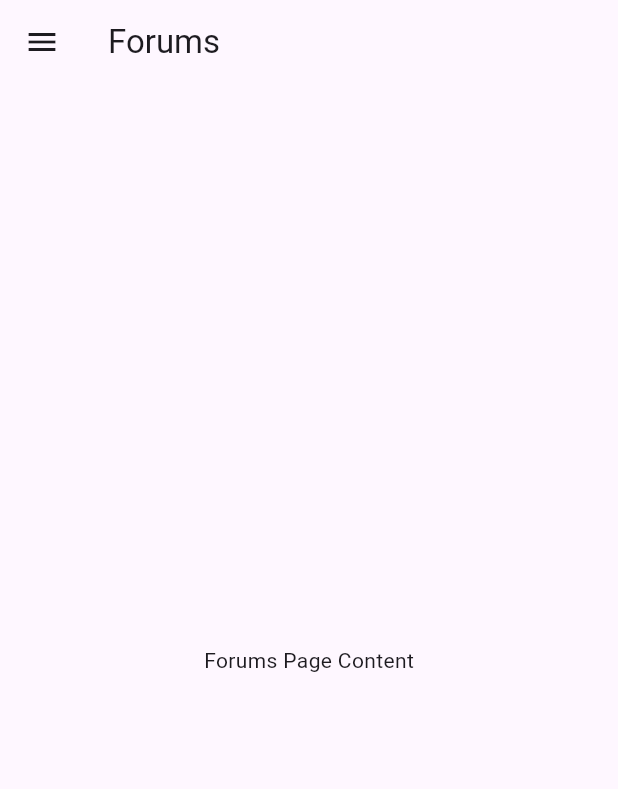
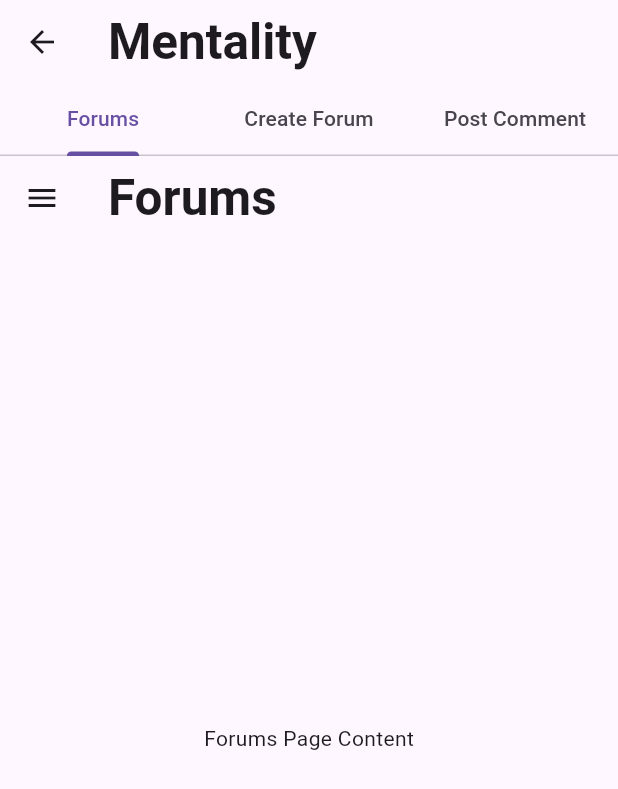
Before and after one commit to kareemezzat25/mental-health, a Flutter app: the ForumsPage screen opened directly, on a phone screen of 412 x 824 dp. Shown: the top 789 px of the screen. Run offline on Flutter 3.47's test engine with Material 3 defaults, Android fonts, the phone set to English and light mode, and no system bars; our stand-ins replace animated_splash_screen.

Commit message:
APIs and Forum Pages initial Structure

```diff
--- a/lib/views/Forumsview.dart
+++ b/lib/views/CreateForum.dart
@@ -1,13 +1,14 @@
 import 'package:flutter/material.dart';
 import 'package:mentalhealth/widgets/CommonDrawer.dart';
 
-class ForumsPage extends StatelessWidget {
+class CreateForum extends StatelessWidget {
+  const CreateForum({super.key});
+
   @override
   Widget build(BuildContext context) {
     return Scaffold(
       appBar: AppBar(
-        title:const Text('Forums'),
-      ),
+        title:const Text('Forums',style: TextStyle(fontSize: 33, fontWeight: FontWeight.bold),),),
       drawer: CommonDrawer(),
       body: const Center(
         child: Text('Forums Page Content'),
--- /dev/null
+++ b/lib/views/ForumsPage.dart
@@ -0,0 +1,47 @@
+import 'package:flutter/material.dart';
+import 'package:mentalhealth/widgets/CommonDrawer.dart';
+import 'CreateForum.dart';
+import 'PostComment.dart';
+
+class ForumsPage extends StatelessWidget {
+  @override
+  Widget build(BuildContext context) {
+    return DefaultTabController(
+      length: 3,
+      child: Scaffold(
+        appBar: AppBar(
+          title: Text('Mentality',style: TextStyle(fontSize: 33, fontWeight: FontWeight.bold),),
+          bottom: TabBar(
+            tabs: [
+              Tab(text: 'Forums'),
+              Tab(text: 'Create Forum'),
+              Tab(text: 'Post Comment'),
+            ],
+          ),
+        ),
+        body: TabBarView(
+          children: [
+            ForumsContent(),
+            CreateForum(),
+            PostComment(),
+          ],
+        ),
+      ),
+    );
+  }
+}
+
+class ForumsContent extends StatelessWidget {
+  @override
+  Widget build(BuildContext context) {
+    return Scaffold(
+      appBar: AppBar(
+         title:const Text('Forums',style: TextStyle(fontSize: 33, fontWeight: FontWeight.bold),),
+      ),
+      drawer: CommonDrawer(),
+      body: const Center(
+        child: Text('Forums Page Content'),
+      ),
+    );
+  }
+}
--- /dev/null
+++ b/lib/views/PostComment.dart
@@ -0,0 +1,19 @@
+import 'package:flutter/material.dart';
+import 'package:mentalhealth/widgets/CommonDrawer.dart';
+
+class PostComment extends StatelessWidget {
+  const PostComment({super.key});
+
+  @override
+  Widget build(BuildContext context) {
+    return Scaffold(
+      appBar: AppBar(
+         title:const Text('Forums',style: TextStyle(fontSize: 33, fontWeight: FontWeight.bold),),
+      ),
+      drawer: CommonDrawer(),
+      body: const Center(
+        child: Text('Forums Page Content'),
+      ),
+    );
+  }
+}
--- a/lib/views/homeview.dart
+++ b/lib/views/homeview.dart
@@ -7,7 +7,7 @@ class HomePage extends StatelessWidget {
   Widget build(BuildContext context) {
     return Scaffold(
         body: SafeArea(
-      child: Container(
+        child: Container(
           height: MediaQuery.of(context).size.height,
           padding: const EdgeInsets.symmetric(horizontal: 15, vertical: 35),
           child: Column(
```
Also changed, not shown: lib/widgets/CommonDrawer.dart (+5 -5 lines).
